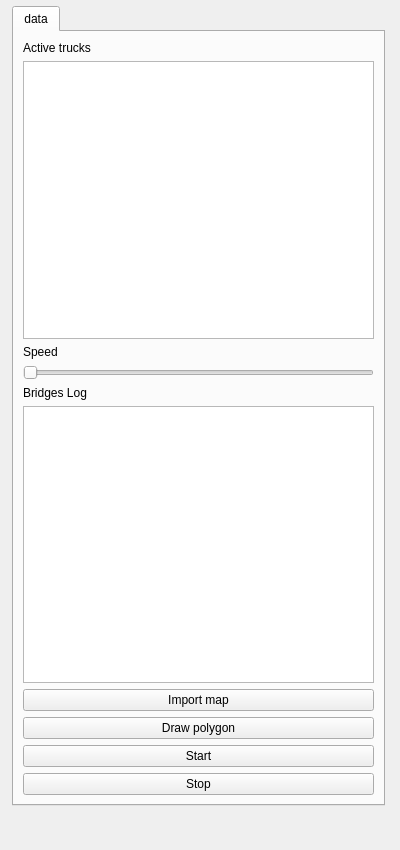
pimklaassen/GEO1005, file DispatchHero/spatial_decision_dockwidget_base_extra.ui: the form before one commit.
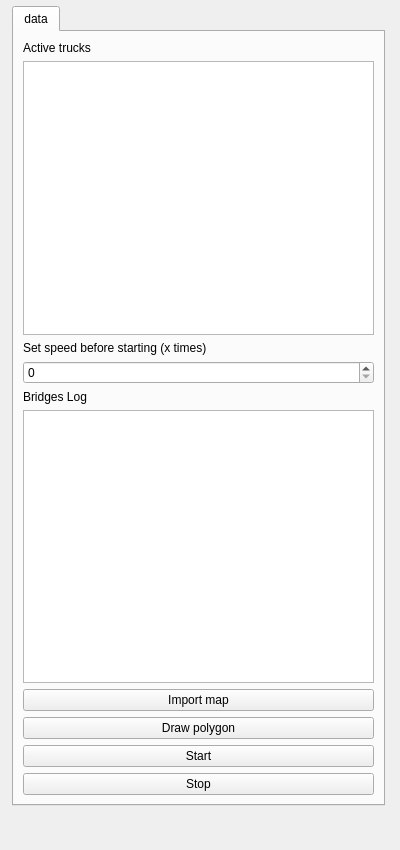
The form after the commit.

What changed in the file:
```diff
--- a/DispatchHero/spatial_decision_dockwidget_base_extra.ui
+++ b/DispatchHero/spatial_decision_dockwidget_base_extra.ui
@@ -62,16 +62,12 @@
       <item>
        <widget class="QLabel" name="label">
         <property name="text">
-         <string>Speed</string>
+         <string>Set speed before starting (x times)</string>
         </property>
        </widget>
       </item>
       <item>
-       <widget class="QSlider" name="horizontalSlider">
-        <property name="orientation">
-         <enum>Qt::Horizontal</enum>
-        </property>
-       </widget>
+       <widget class="QSpinBox" name="spinBox"/>
       </item>
       <item>
        <widget class="QLabel" name="bridges">
```
